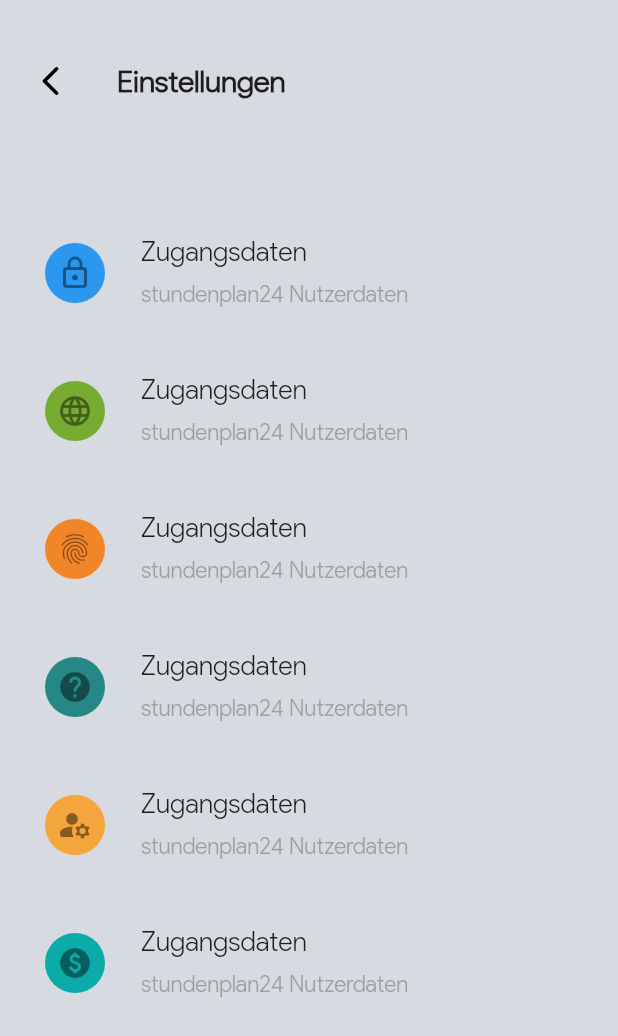
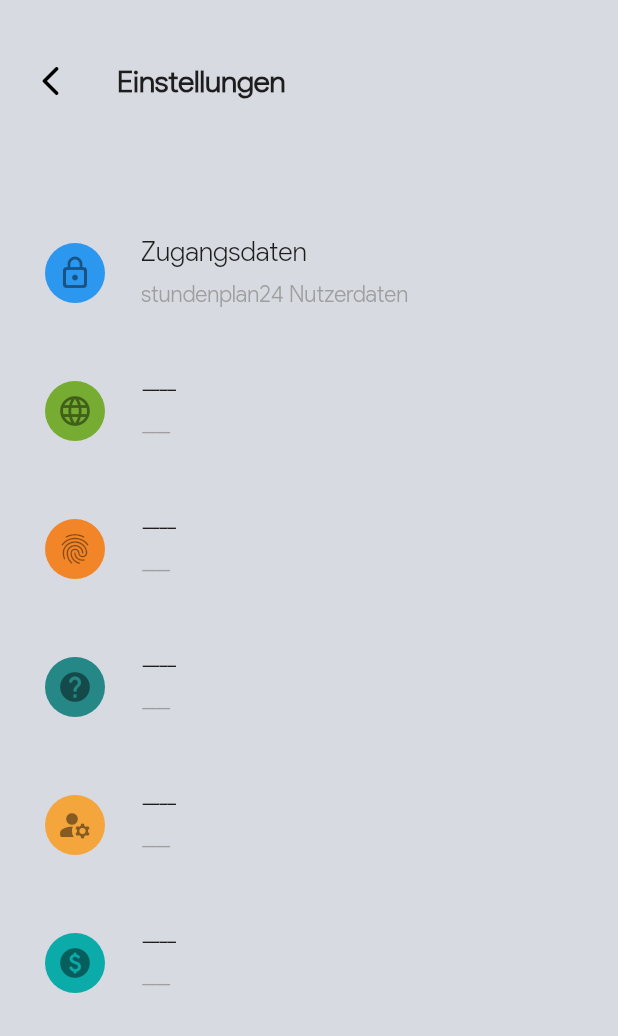
Before and after one commit to badbryany/expandiware, a Flutter app: the Settings widget shown alone on an empty page, opened directly, on a phone screen of 412 x 824 dp. Shown: the top 1036 px of the screen. Run offline on Flutter 3.47's test engine with Material 2 defaults, Android fonts, the light colour scheme and no system bars; our stand-ins replace device_info, flutter_svg, focused_menu, page_transition, pretty_qr_code, shared_preferences; missing offline and left inert: flutter_barcode_scanner, http_auth, qr, xml2json; accounts and stored records are empty; network calls fail.

Commit message:
removed text of placeholder setings

```diff
--- a/lib/pages/dashboard/Settings.dart
+++ b/lib/pages/dashboard/Settings.dart
@@ -26,37 +26,37 @@ class Settings extends StatelessWidget {
     },
     {
       'colorIndex': 1,
-      'title': 'Zugangsdaten',
+      'title': '----',
       'icon': Icons.language_rounded,
-      'subtitle': 'stundenplan24 Nutzerdaten',
+      'subtitle': '----',
       'link': SizedBox(),
     },
     {
       'colorIndex': 2,
-      'title': 'Zugangsdaten',
+      'title': '----',
       'icon': Icons.fingerprint_rounded,
-      'subtitle': 'stundenplan24 Nutzerdaten',
+      'subtitle': '----',
       'link': SizedBox(),
     },
     {
       'colorIndex': 3,
-      'title': 'Zugangsdaten',
+      'title': '----',
       'icon': Icons.help,
-      'subtitle': 'stundenplan24 Nutzerdaten',
+      'subtitle': '----',
       'link': SizedBox(),
     },
     {
       'colorIndex': 4,
-      'title': 'Zugangsdaten',
+      'title': '----',
       'icon': Icons.manage_accounts_rounded,
-      'subtitle': 'stundenplan24 Nutzerdaten',
+      'subtitle': '----',
       'link': SizedBox(),
     },
     {
       'colorIndex': 5,
-      'title': 'Zugangsdaten',
+      'title': '----',
       'icon': Icons.paid_rounded,
-      'subtitle': 'stundenplan24 Nutzerdaten',
+      'subtitle': '----',
       'link': SizedBox(),
     },
   ];
```
